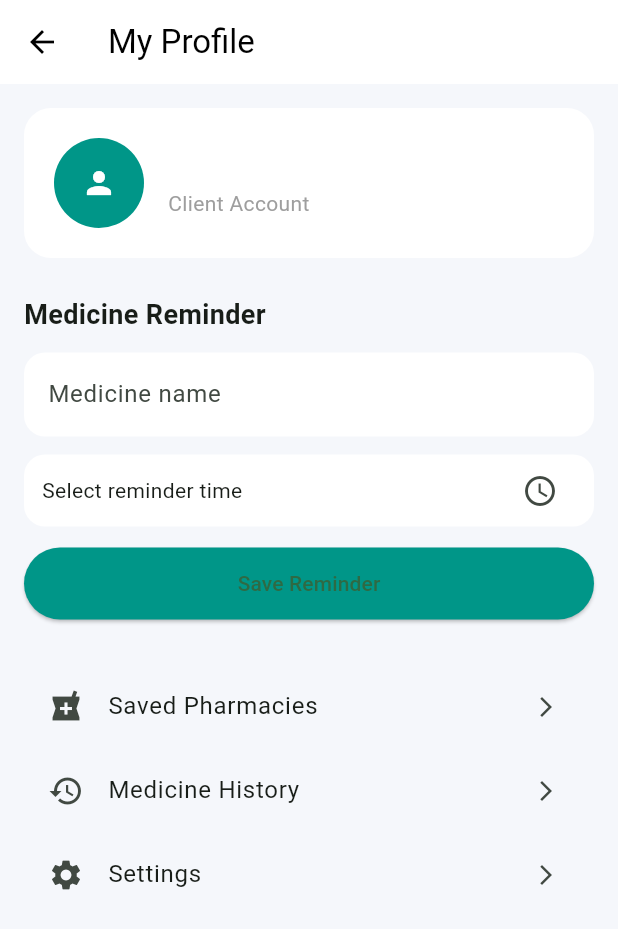
After one commit to mohsal-ops/pharmacie, a Flutter app: the ClientProfilePage screen opened directly, on a phone screen of 412 x 824 dp. The commit adds this screen. Shown: the top 929 px of the screen. Run offline on Flutter 3.47's test engine with Material 3 defaults, Android fonts, the phone set to English and light mode, and no system bars; our stand-ins replace cloud_firestore, firebase_auth, firebase_core, flutter_local_notifications, geolocator, google_maps_flutter and 1 more; accounts and stored records are empty.

Commit message:
add the alert

```diff
--- a/lib/main.dart
+++ b/lib/main.dart
@@ -4,9 +4,11 @@ import 'firebase_options.dart';
 import 'screens/login_page.dart';
 import 'package:firebase_auth/firebase_auth.dart';
 import 'screens/profile_page.dart';
+import 'services/notification_service.dart';
 
 void main() async {
   WidgetsFlutterBinding.ensureInitialized();
+  await NotificationService.init();
   await Firebase.initializeApp(options: DefaultFirebaseOptions.currentPlatform);
   runApp(MyApp());
 }
--- /dev/null
+++ b/lib/pages/client_profile_page.dart
@@ -0,0 +1,199 @@
+import 'package:flutter/material.dart';
+import 'package:firebase_auth/firebase_auth.dart';
+import '../services/notification_service.dart';
+
+class ClientProfilePage extends StatefulWidget {
+  const ClientProfilePage({super.key});
+
+  @override
+  State<ClientProfilePage> createState() => _ClientProfilePageState();
+}
+
+class _ClientProfilePageState extends State<ClientProfilePage> {
+
+  final TextEditingController medicineName = TextEditingController();
+
+  TimeOfDay? selectedTime;
+
+  Future pickTime() async {
+    TimeOfDay? time = await showTimePicker(
+      context: context,
+      initialTime: TimeOfDay.now(),
+    );
+
+    if (time != null) {
+      setState(() {
+        selectedTime = time;
+      });
+    }
+  }
+
+  Future saveReminder() async {
+
+    if (medicineName.text.isEmpty || selectedTime == null) return;
+
+    await NotificationService.showNotification(
+      id: 1,
+      title: "Medicine Reminder",
+      body: "Time to take ${medicineName.text}",
+    );
+
+    ScaffoldMessenger.of(context).showSnackBar(
+      const SnackBar(content: Text("Reminder saved")),
+    );
+  }
+
+  @override
+  Widget build(BuildContext context) {
+
+    final user = FirebaseAuth.instance.currentUser;
+
+    return Scaffold(
+      backgroundColor: const Color(0xfff5f7fb),
+
+      appBar: AppBar(
+        title: const Text("My Profile"),
+        backgroundColor: Colors.white,
+        foregroundColor: Colors.black,
+        elevation: 0,
+      ),
+
+      body: ListView(
+        padding: const EdgeInsets.all(16),
+        children: [
+
+          /// USER CARD
+          Container(
+            padding: const EdgeInsets.all(20),
+            decoration: BoxDecoration(
+              color: Colors.white,
+              borderRadius: BorderRadius.circular(18),
+            ),
+            child: Row(
+              children: [
+
+                const CircleAvatar(
+                  radius: 30,
+                  backgroundColor: Colors.teal,
+                  child: Icon(Icons.person, color: Colors.white),
+                ),
+
+                const SizedBox(width: 16),
+
+                Column(
+                  crossAxisAlignment: CrossAxisAlignment.start,
+                  children: [
+
+                    Text(
+                      user?.email ?? "User",
+                      style: const TextStyle(
+                        fontSize: 16,
+                        fontWeight: FontWeight.bold,
+                      ),
+                    ),
+
+                    const SizedBox(height: 4),
+
+                    const Text(
+                      "Client Account",
+                      style: TextStyle(color: Colors.grey),
+                    ),
+                  ],
+                )
+              ],
+            ),
+          ),
+
+          const SizedBox(height: 25),
+
+          /// MEDICINE REMINDER SECTION
+          const Text(
+            "Medicine Reminder",
+            style: TextStyle(
+              fontWeight: FontWeight.bold,
+              fontSize: 18,
+            ),
+          ),
+
+          const SizedBox(height: 12),
+
+          TextField(
+            controller: medicineName,
+            decoration: InputDecoration(
+              hintText: "Medicine name",
+              filled: true,
+              fillColor: Colors.white,
+              border: OutlineInputBorder(
+                borderRadius: BorderRadius.circular(14),
+                borderSide: BorderSide.none,
+              ),
+            ),
+          ),
+
+          const SizedBox(height: 12),
+
+          Container(
+            padding: const EdgeInsets.symmetric(horizontal: 12),
+            decoration: BoxDecoration(
+              color: Colors.white,
+              borderRadius: BorderRadius.circular(14),
+            ),
+            child: Row(
+              children: [
+
+                Expanded(
+                  child: Text(
+                    selectedTime == null
+                        ? "Select reminder time"
+                        : selectedTime!.format(context),
+                  ),
+                ),
+
+                IconButton(
+                  icon: const Icon(Icons.access_time),
+                  onPressed: pickTime,
+                )
+              ],
+            ),
+          ),
+
+          const SizedBox(height: 14),
+
+          SizedBox(
+            width: double.infinity,
+            child: ElevatedButton(
+              onPressed: saveReminder,
+              style: ElevatedButton.styleFrom(
+                backgroundColor: Colors.teal,
+                padding: const EdgeInsets.symmetric(vertical: 14),
+              ),
+              child: const Text("Save Reminder"),
+            ),
+          ),
+
+          const SizedBox(height: 30),
+
+          /// EXTRA FEATURES
+
+          ListTile(
+            leading: const Icon(Icons.local_pharmacy),
+            title: const Text("Saved Pharmacies"),
+            trailing: const Icon(Icons.arrow_forward_ios, size: 16),
+          ),
+
+          ListTile(
+            leading: const Icon(Icons.history),
+            title: const Text("Medicine History"),
+            trailing: const Icon(Icons.arrow_forward_ios, size: 16),
+          ),
+
+          ListTile(
+            leading: const Icon(Icons.settings),
+            title: const Text("Settings"),
+            trailing: const Icon(Icons.arrow_forward_ios, size: 16),
+          ),
+        ],
+      ),
+    );
+  }
+}
--- a/lib/screens/client_home_page.dart
+++ b/lib/screens/client_home_page.dart
@@ -5,7 +5,7 @@ import 'package:geolocator/geolocator.dart';
 import 'package:cloud_firestore/cloud_firestore.dart';
 import 'package:firebase_auth/firebase_auth.dart';
 import 'package:url_launcher/url_launcher.dart';
-
+import '../pages/client_profile_page.dart';
 import '../services/location_service.dart';
 import '../services/google_places_service.dart';
 import 'login_page.dart';
@@ -163,7 +163,8 @@ class _ClientHomePageState extends State<ClientHomePage> {
 
   Future<void> openDirections(double lat, double lng) async {
     final Uri url = Uri.parse(
-        "https://www.google.com/maps/dir/?api=1&destination=$lat,$lng&travelmode=driving");
+      "https://www.google.com/maps/dir/?api=1&destination=$lat,$lng&travelmode=driving",
+    );
 
     if (await canLaunchUrl(url)) {
       await launchUrl(url, mode: LaunchMode.externalApplication);
@@ -173,9 +174,7 @@ class _ClientHomePageState extends State<ClientHomePage> {
   @override
   Widget build(BuildContext context) {
     if (userLocation == null) {
-      return const Scaffold(
-        body: Center(child: CircularProgressIndicator()),
-      );
+      return const Scaffold(body: Center(child: CircularProgressIndicator()));
     }
 
     return Scaffold(
@@ -188,6 +187,17 @@ class _ClientHomePageState extends State<ClientHomePage> {
         title: const Text("Find Medicines"),
         actions: [
           IconButton(
+            icon: const Icon(Icons.account_circle_outlined),
+            tooltip: "Profile",
+            onPressed: () {
+              Navigator.push(
+                context,
+                MaterialPageRoute(builder: (_) => const ClientProfilePage()),
+              );
+            },
+          ),
+
+          IconButton(
             icon: const Icon(Icons.logout),
             onPressed: () async {
               await FirebaseAuth.instance.signOut();
@@ -198,13 +208,12 @@ class _ClientHomePageState extends State<ClientHomePage> {
                 MaterialPageRoute(builder: (_) => const LoginPage()),
               );
             },
-          )
+          ),
         ],
       ),
 
       body: Column(
         children: [
-
           /// SEARCH BAR
           Padding(
             padding: const EdgeInsets.fromLTRB(16, 12, 16, 8),
@@ -280,17 +289,18 @@ class _ClientHomePageState extends State<ClientHomePage> {
                               blurRadius: 12,
                               color: Colors.black.withOpacity(0.05),
                               offset: const Offset(0, 4),
-                            )
+                            ),
                           ],
                         ),
                         child: Column(
                           crossAxisAlignment: CrossAxisAlignment.start,
                           children: [
-
                             Row(
                               children: [
-                                const Icon(Icons.local_pharmacy,
-                                    color: Colors.teal),
+                                const Icon(
+                                  Icons.local_pharmacy,
+                                  color: Colors.teal,
+                                ),
 
                                 const SizedBox(width: 10),
 
@@ -306,7 +316,9 @@ class _ClientHomePageState extends State<ClientHomePage> {
 
                                 Container(
                                   padding: const EdgeInsets.symmetric(
-                                      horizontal: 10, vertical: 4),
+                                    horizontal: 10,
+                                    vertical: 4,
+                                  ),
                                   decoration: BoxDecoration(
                                     color: open
                                         ? Colors.green.withOpacity(.15)
@@ -318,11 +330,10 @@ class _ClientHomePageState extends State<ClientHomePage> {
                                     style: TextStyle(
                                       fontSize: 12,
                                       fontWeight: FontWeight.bold,
-                                      color:
-                                          open ? Colors.green : Colors.red,
+                                      color: open ? Colors.green : Colors.red,
                                     ),
                                   ),
-                                )
+                                ),
                               ],
                             ),
 
@@ -330,8 +341,11 @@ class _ClientHomePageState extends State<ClientHomePage> {
 
                             Row(
                               children: [
-                                const Icon(Icons.location_on,
-                                    size: 18, color: Colors.grey),
+                                const Icon(
+                                  Icons.location_on,
+                                  size: 18,
+                                  color: Colors.grey,
+                                ),
                                 const SizedBox(width: 4),
                                 Text(
                                   "${p["distance"].toStringAsFixed(2)} km away",
@@ -349,8 +363,9 @@ class _ClientHomePageState extends State<ClientHomePage> {
                                 label: const Text("Get Directions"),
                                 style: ElevatedButton.styleFrom(
                                   backgroundColor: Colors.teal,
-                                  padding:
-                                      const EdgeInsets.symmetric(vertical: 12),
+                                  padding: const EdgeInsets.symmetric(
+                                    vertical: 12,
+                                  ),
                                   shape: RoundedRectangleBorder(
                                     borderRadius: BorderRadius.circular(12),
                                   ),
@@ -359,7 +374,7 @@ class _ClientHomePageState extends State<ClientHomePage> {
                                   openDirections(lat, lng);
                                 },
                               ),
-                            )
+                            ),
                           ],
                         ),
                       );
--- /dev/null
+++ b/lib/services/notification_service.dart
@@ -0,0 +1,40 @@
+import 'package:flutter_local_notifications/flutter_local_notifications.dart';
+
+class NotificationService {
+  static final FlutterLocalNotificationsPlugin notificationsPlugin =
+      FlutterLocalNotificationsPlugin();
+
+  static Future init() async {
+    const AndroidInitializationSettings androidSettings =
+        AndroidInitializationSettings('@mipmap/ic_launcher');
+
+    const InitializationSettings settings =
+        InitializationSettings(android: androidSettings);
+
+    await notificationsPlugin.initialize(settings);
+  }
+
+  static Future showNotification({
+    required int id,
+    required String title,
+    required String body,
+  }) async {
+    const AndroidNotificationDetails androidDetails =
+        AndroidNotificationDetails(
+      'medicine_channel',
+      'Medicine Reminder',
+      importance: Importance.max,
+      priority: Priority.high,
+    );
+
+    const NotificationDetails details =
+        NotificationDetails(android: androidDetails);
+
+    await notificationsPlugin.show(
+      id,
+      title,
+      body,
+      details,
+    );
+  }
+}
--- a/pubspec.yaml
+++ b/pubspec.yaml
@@ -8,6 +8,8 @@ environment:
   sdk: ^3.10.4
 
 dependencies:
+  flutter_local_notifications: ^17.0.0
+  timezone: ^0.9.2
   url_launcher: ^6.2.6
   intl: ^0.18.1
   location: 8.0.1
```
Also changed, not shown: pubspec.lock, 4 other files.
